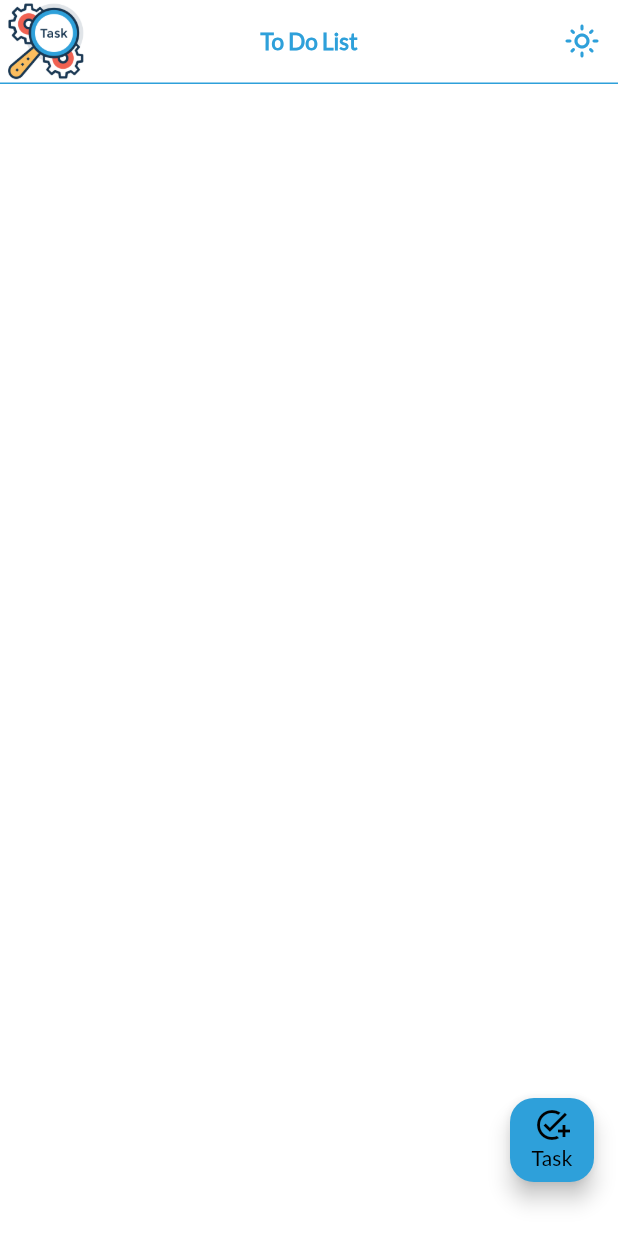
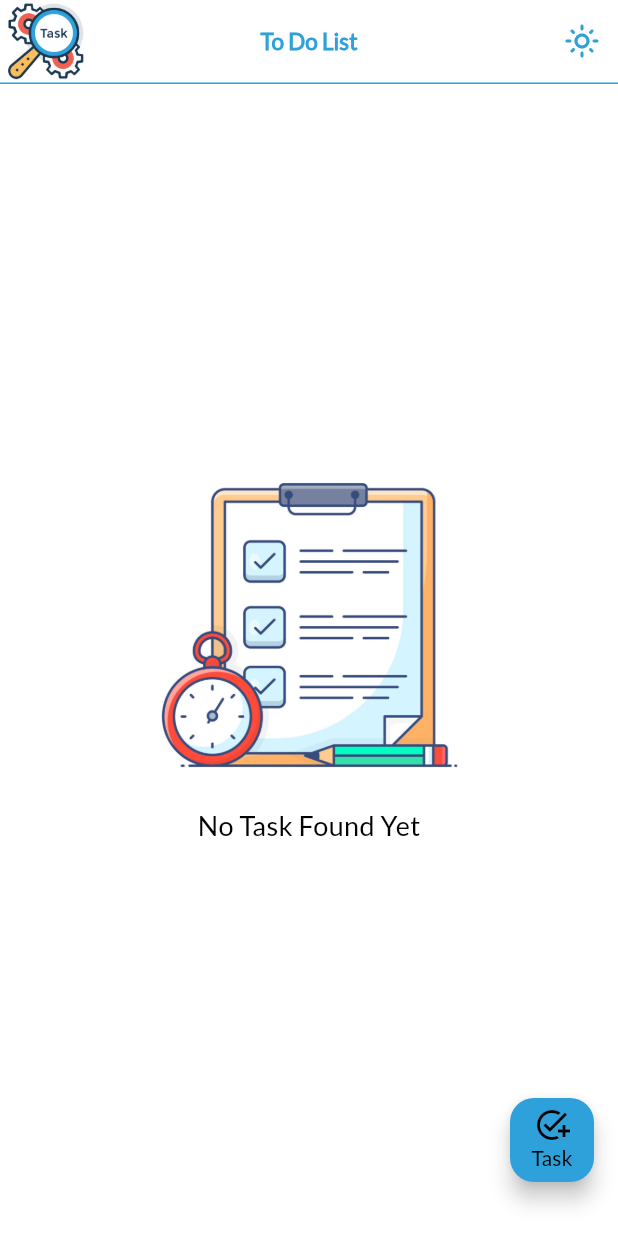
Before and after one commit to BenitaAncy07/to_do_app, a Flutter app: the screen it shows after launch, on a phone screen of 412 x 824 dp. Run offline on Flutter 3.47's test engine with Material 3 defaults, Android fonts, the phone set to English and light mode, and no system bars; our stand-ins replace adaptive_theme, easy_splash_screen, shared_preferences.

```diff
--- a/lib/Controller/Constants/UiConstants.dart
+++ b/lib/Controller/Constants/UiConstants.dart
@@ -26,4 +26,5 @@ String titletext = "Title",
     addtasktext = "New Task",
     searchhinttext = "Search task .....",
     completedtext = 'Completed',
-    notcompletedtext = "Not completed";
+    notcompletedtext = "Not completed",
+    notaskfoundtext = "No Task Found Yet";
--- a/lib/View/Screens/Taskdisplaypage.dart
+++ b/lib/View/Screens/Taskdisplaypage.dart
@@ -23,7 +23,32 @@ class _TaskdisplaypageState extends State<Taskdisplaypage> {
   TextEditingController searchcontroller = TextEditingController();
   @override
   Widget build(BuildContext context) {
-    return SingleChildScrollView(
+    return Provider.of<TaskProvider>(context, listen: true).tasks.isEmpty
+        ? Center(
+          child: SingleChildScrollView(
+            child: Column(
+              children: [
+                Image.asset(todoimg, height: 200),
+                Padding(
+                  padding: EdgeInsets.only(top: 20),
+                  child: Text(
+                    notaskfoundtext,
+                    style: TextStyle(
+                      fontSize: textsize6,
+                      color:
+                          AdaptiveTheme.of(context).mode ==
+                                  AdaptiveThemeMode.light
+                              ? black
+                              : lighttheme,
+                      fontFamily: headingfont,
+                    ),
+                  ),
+                ),
+              ],
+            ),
+          ),
+        )
+        : SingleChildScrollView(
           child: Padding(
             padding: EdgeInsets.only(top: 10),
             child: Column(
```
Also changed, not shown: 2 other files. Lines whose indentation alone changed are shown as unchanged.
